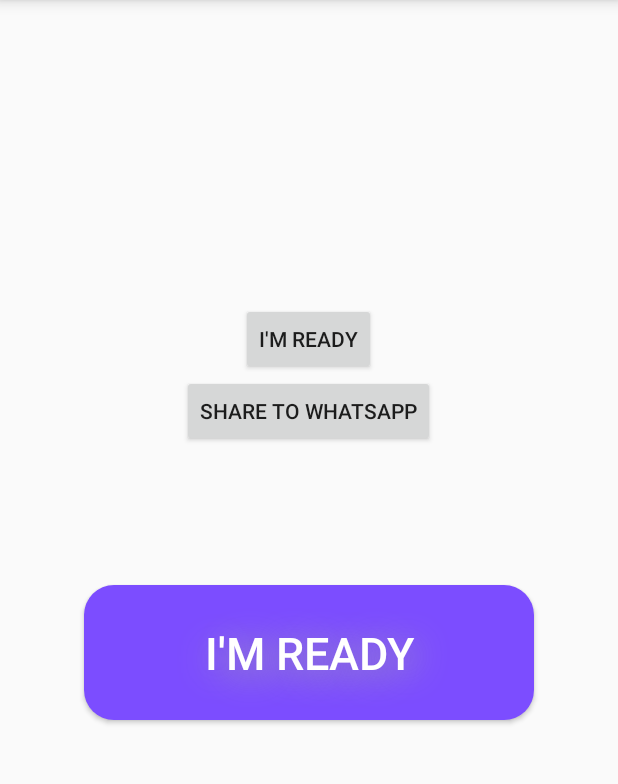
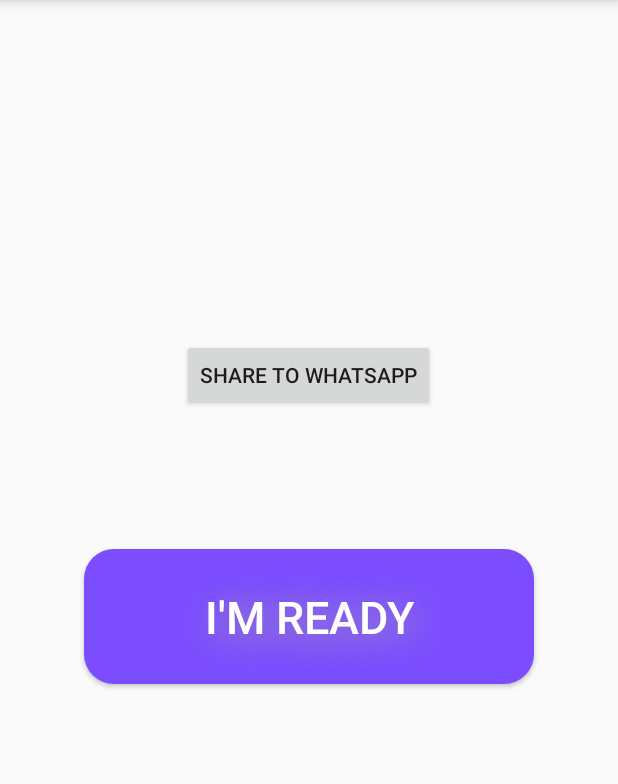
Before and after one commit to elisara/KellotusApp, an Android app: the KellotusFragment screen opened directly, with no data from a screen before it, on a phone screen of 412 x 824 dp, the part 168-952 px from its top. Run offline under Robolectric (Android 15) with nearby library versions, the phone set to English and light mode, and no system bars; libraries missing offline, so code that uses them is left out: com.mbientlab.metawear; 9 statements that could not run were skipped.

```diff
--- a/app/src/main/res/layout/kellotus_layout.xml
+++ b/app/src/main/res/layout/kellotus_layout.xml
@@ -13,11 +13,6 @@
         android:orientation="vertical"
         android:paddingBottom="30dp">
 
-        <Button
-            android:id="@+id/readybtn"
-            android:layout_width="wrap_content"
-            android:layout_height="wrap_content"
-            android:text="I'm ready" />
         <Button
             android:id="@+id/sendBtn"
             android:layout_width="wrap_content"
```
